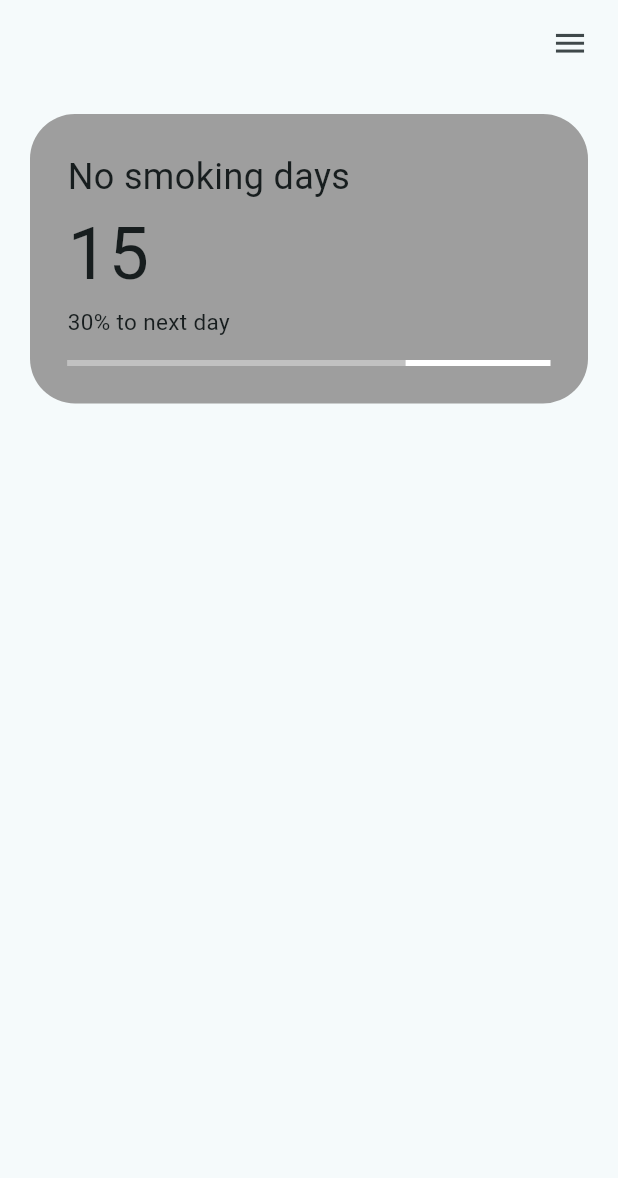
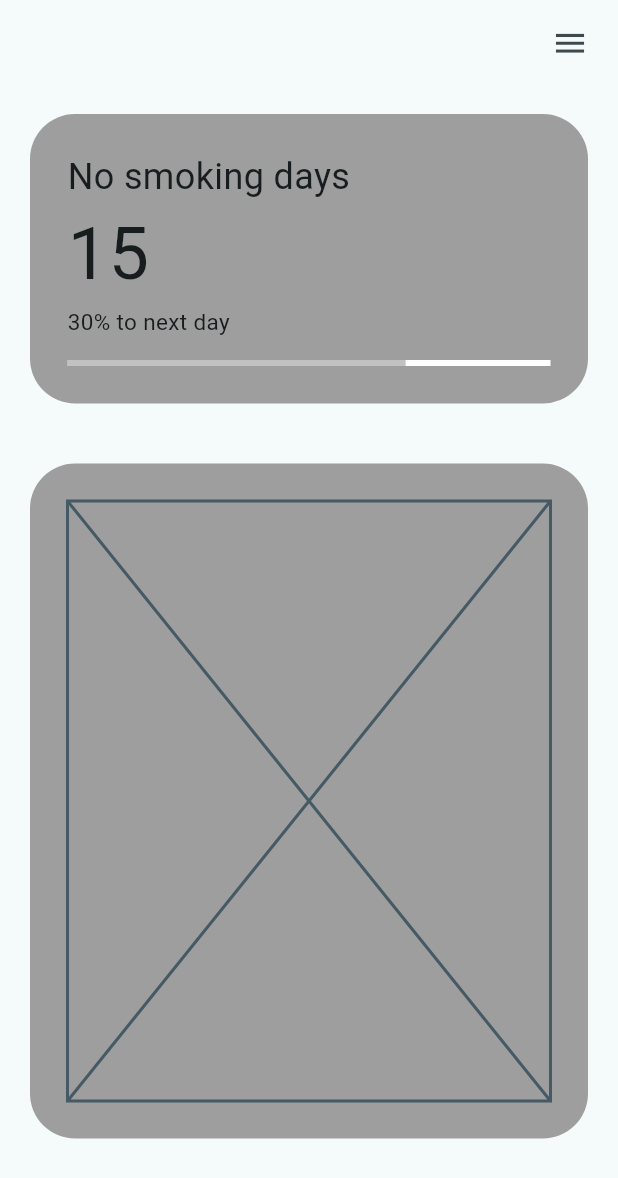
Before and after one commit to Bogghi/smore_tracker, a Flutter app: the screen it shows after launch, on a phone screen of 412 x 824 dp. Shown: the top 1178 px of the screen. Run offline on Flutter 3.47's test engine with Material 3 defaults, Android fonts, the phone set to English and light mode, and no system bars.

Commit message:
realized top pannel and added placeholder for heatmap

```diff
--- a/lib/pages/home_page.dart
+++ b/lib/pages/home_page.dart
@@ -24,7 +24,9 @@ class _HomePageState extends State<HomePage> {
         ]
       ),
       body: SingleChildScrollView(
-        child: Padding(
+        child: Column(
+          children: [
+            Padding(
               padding: const EdgeInsets.all(20.0),
               child: Container(
                 width: double.infinity,
@@ -51,6 +53,22 @@ class _HomePageState extends State<HomePage> {
                 ),
               ),
             ),
+            Padding(
+              padding: const EdgeInsets.all(20.0),
+              child: Container(
+                width: double.infinity,
+                decoration: BoxDecoration(
+                  borderRadius: BorderRadius.circular(30),
+                  color: Colors.grey,
+                ),
+                child: Padding(
+                  padding: EdgeInsets.all(25.0),
+                  child: Placeholder(),
+                ),
+              ),
+            )
+          ],
+        ),
       )
     );
   }
```
Lines whose indentation alone changed are shown as unchanged.
